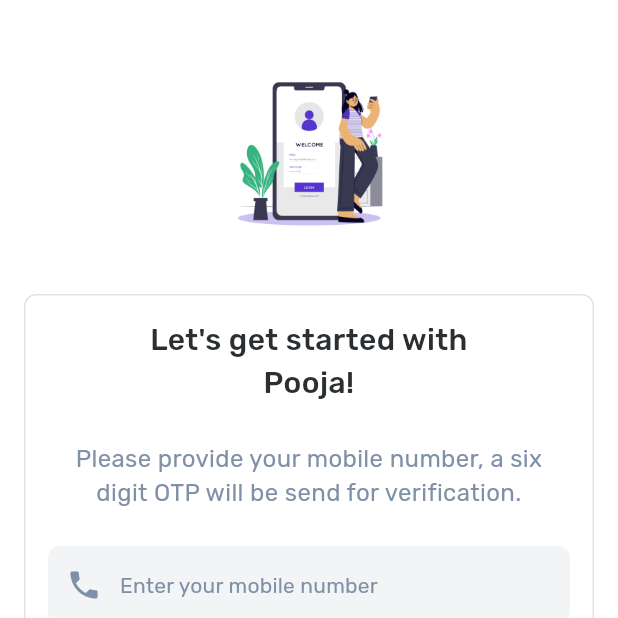
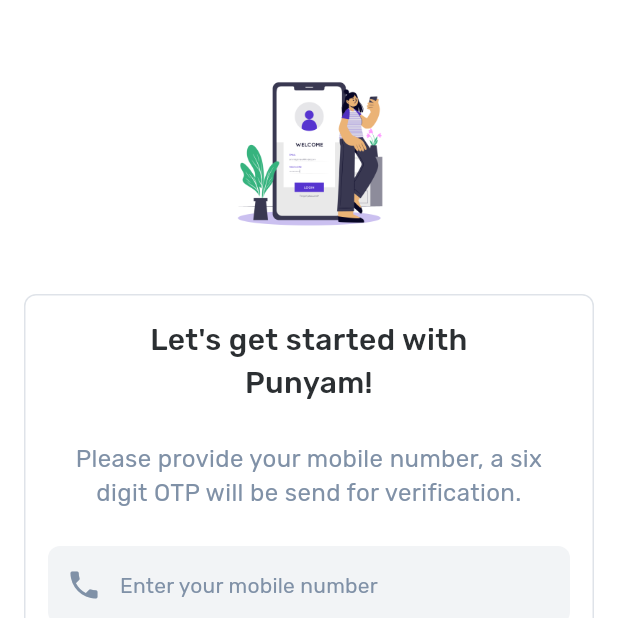
Before and after one commit to ninepointer/punyam-mobile, a Flutter app: the SigninView screen opened by its route, on a phone screen of 412 x 824 dp, the top half of it. Run offline on Flutter 3.47's test engine with Material 3 defaults, Android fonts, the light colour scheme and no system bars; our stand-ins replace carousel_slider, dio, dotted_line, dropdown_button2, file_picker, firebase_analytics and 16 more; missing offline and left inert: dart:ffi, number_paginator, phonepe_payment_sdk; accounts and stored records are empty.

Commit message:
google log in implemented

```diff
--- a/lib/src/modules/auth/views/signin_view.dart
+++ b/lib/src/modules/auth/views/signin_view.dart
@@ -52,7 +52,7 @@
                         children: [
                           Align(
                             child: Text(
-                              'Let\'s get started with\nPooja!',
+                              'Let\'s get started with\nPunyam!',
                               style: Theme.of(context).textTheme.tsMedium20,
                               textAlign: TextAlign.center,
                             ),
```
